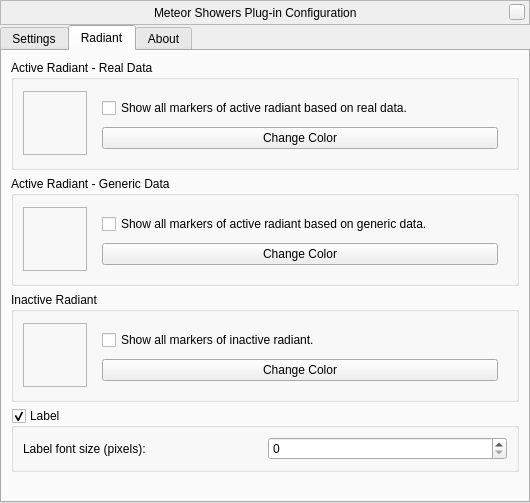
Before: the Qt Designer form plugins/MeteorShowers/src/gui/meteorShowerDialog.ui in 519984307/stellarium_src, drawn with Qt 5.
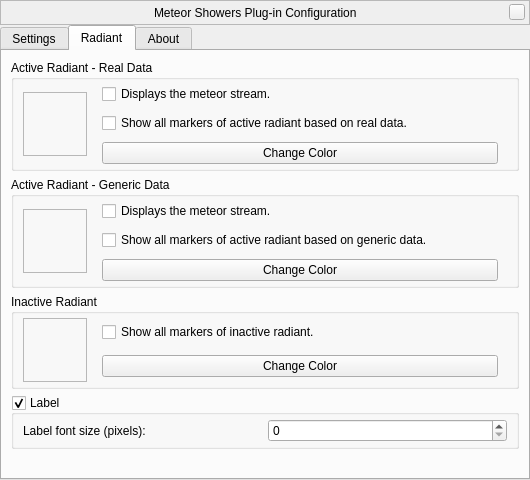
After: the same form once the commit is applied. Icons and pictures are not drawn. Custom widgets are drawn as their Qt base class.

Commit message: Add new button to display the meteor stream

What changed in the file:
```diff
--- a/plugins/MeteorShowers/src/gui/meteorShowerDialog.ui
+++ b/plugins/MeteorShowers/src/gui/meteorShowerDialog.ui
@@ -7,7 +7,7 @@
     <x>0</x>
     <y>0</y>
     <width>530</width>
-    <height>503</height>
+    <height>480</height>
    </rect>
   </property>
   <property name="windowTitle">
@@ -333,6 +333,12 @@
           <string>Active Radiant - Real Data</string>
          </property>
          <layout class="QGridLayout" name="gridLayout_2">
+          <property name="topMargin">
+           <number>4</number>
+          </property>
+          <property name="bottomMargin">
+           <number>4</number>
+          </property>
           <item row="0" column="1">
            <widget class="QFrame" name="frame">
             <property name="frameShape">
@@ -348,6 +354,19 @@
              <property name="spacing">
               <number>9</number>
              </property>
+             <property name="topMargin">
+              <number>0</number>
+             </property>
+             <property name="bottomMargin">
+              <number>0</number>
+             </property>
+             <item>
+              <widget class="QCheckBox" name="showStreamARR">
+               <property name="text">
+                <string>Displays the meteor stream.</string>
+               </property>
+              </widget>
+             </item>
              <item>
               <widget class="QCheckBox" name="showARR">
                <property name="toolTip">
@@ -429,6 +448,12 @@
           <string>Active Radiant - Generic Data</string>
          </property>
          <layout class="QGridLayout" name="gridLayout_3">
+          <property name="topMargin">
+           <number>4</number>
+          </property>
+          <property name="bottomMargin">
+           <number>4</number>
+          </property>
           <item row="0" column="0">
            <widget class="QFrame" name="frame_4">
             <property name="minimumSize">
@@ -494,6 +519,19 @@
              <property name="spacing">
               <number>9</number>
              </property>
+             <property name="topMargin">
+              <number>0</number>
+             </property>
+             <property name="bottomMargin">
+              <number>0</number>
+             </property>
+             <item>
+              <widget class="QCheckBox" name="showStreamARG">
+               <property name="text">
+                <string>Displays the meteor stream.</string>
+               </property>
+              </widget>
+             </item>
              <item>
               <widget class="QCheckBox" name="showARG">
                <property name="toolTip">
@@ -523,6 +561,12 @@
           <string>Inactive Radiant</string>
          </property>
          <layout class="QGridLayout" name="gridLayout_4">
+          <property name="topMargin">
+           <number>4</number>
+          </property>
+          <property name="bottomMargin">
+           <number>4</number>
+          </property>
           <item row="0" column="1">
            <widget class="QFrame" name="frame_3">
             <property name="frameShape">
@@ -538,6 +582,12 @@
              <property name="spacing">
               <number>9</number>
              </property>
+             <property name="topMargin">
+              <number>0</number>
+             </property>
+             <property name="bottomMargin">
+              <number>0</number>
+             </property>
              <item>
               <widget class="QCheckBox" name="showIR">
                <property name="toolTip">
@@ -623,6 +673,12 @@
           <bool>true</bool>
          </property>
          <layout class="QGridLayout" name="gridLayout_5">
+          <property name="topMargin">
+           <number>4</number>
+          </property>
+          <property name="bottomMargin">
+           <number>4</number>
+          </property>
           <item row="0" column="0">
            <widget class="QLabel" name="label">
             <property name="text">
```
Left out of the diff: 1 changed line with no effect on the pictures. The commit also changes 3 other files.
